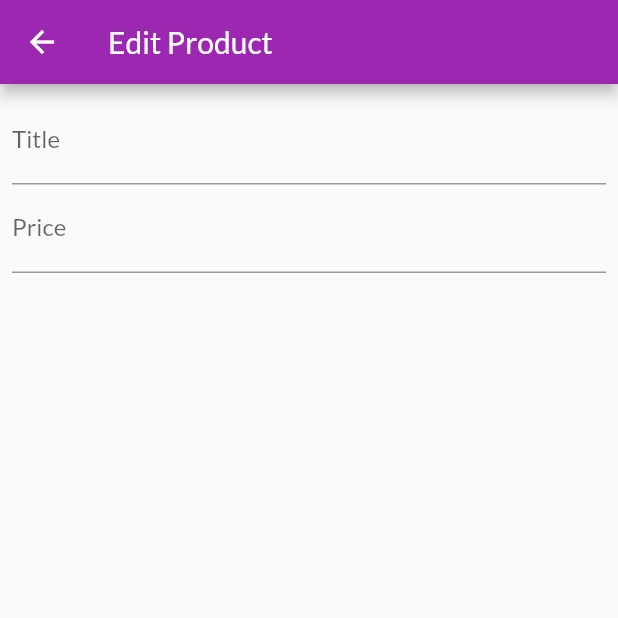
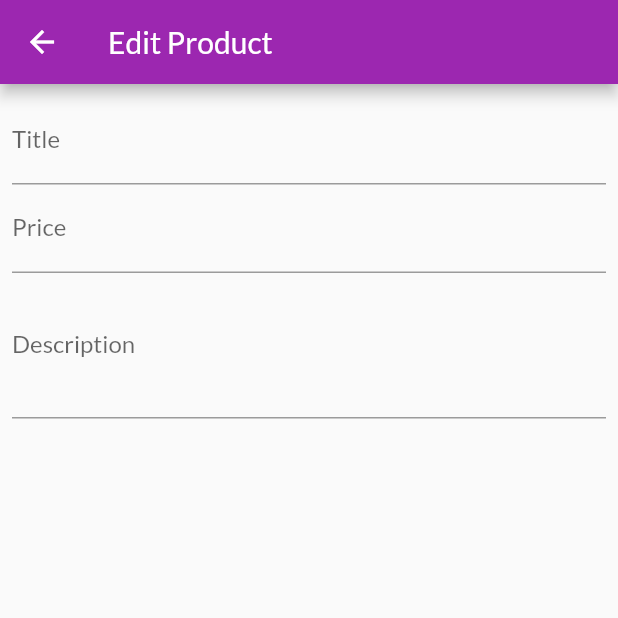
Before and after one commit to imedvesan/Flutter-Shop, a Flutter app: the EditProductScreen screen opened by its route, on a phone screen of 412 x 824 dp, the top half of it. Run offline on Flutter 3.47's test engine with Material 2 defaults, Android fonts, the phone set to English and light mode, and no system bars; network calls fail.

Commit message:
multiple inputs & disposing objects

```diff
--- a/lib/screens/edit_product_screen.dart
+++ b/lib/screens/edit_product_screen.dart
@@ -7,6 +7,15 @@ class EditProductScreen extends StatefulWidget {
 
 class _EditProductScreenState extends State<EditProductScreen> {
   final _priceFocusNode = FocusNode();
+  final _descriptionFocusNode = FocusNode();
+
+  @override
+  void dispose() {
+    _priceFocusNode.dispose();
+    _descriptionFocusNode.dispose();
+    super.dispose();
+  }
+
   @override
   Widget build(BuildContext context) {
     return Scaffold(
@@ -29,7 +38,16 @@ class _EditProductScreenState extends State<EditProductScreen> {
                 textInputAction: TextInputAction.next,
                 keyboardType: TextInputType.number,
                 focusNode: _priceFocusNode,
-              )
+                onFieldSubmitted: (_) => {
+                  FocusScope.of(context).requestFocus(_descriptionFocusNode)
+                },
+              ),
+              TextFormField(
+                decoration: InputDecoration(labelText: 'Description'),
+                maxLines: 3,
+                keyboardType: TextInputType.multiline,
+                focusNode: _descriptionFocusNode,
+              ),
             ],
           ),
         ),
```
